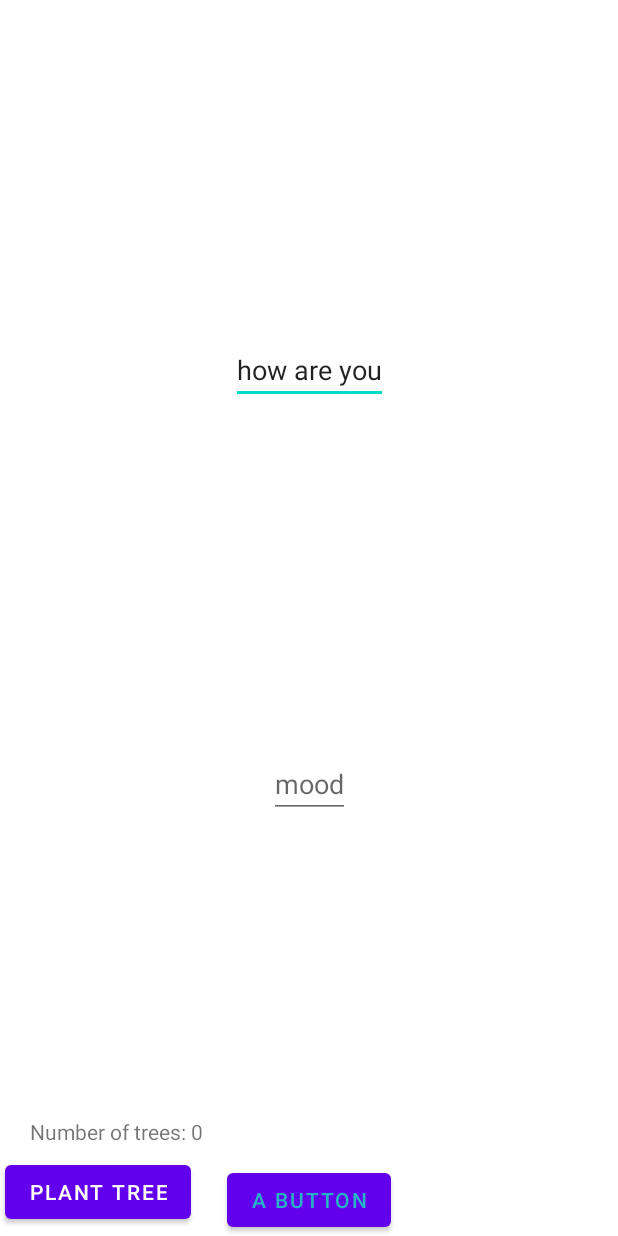
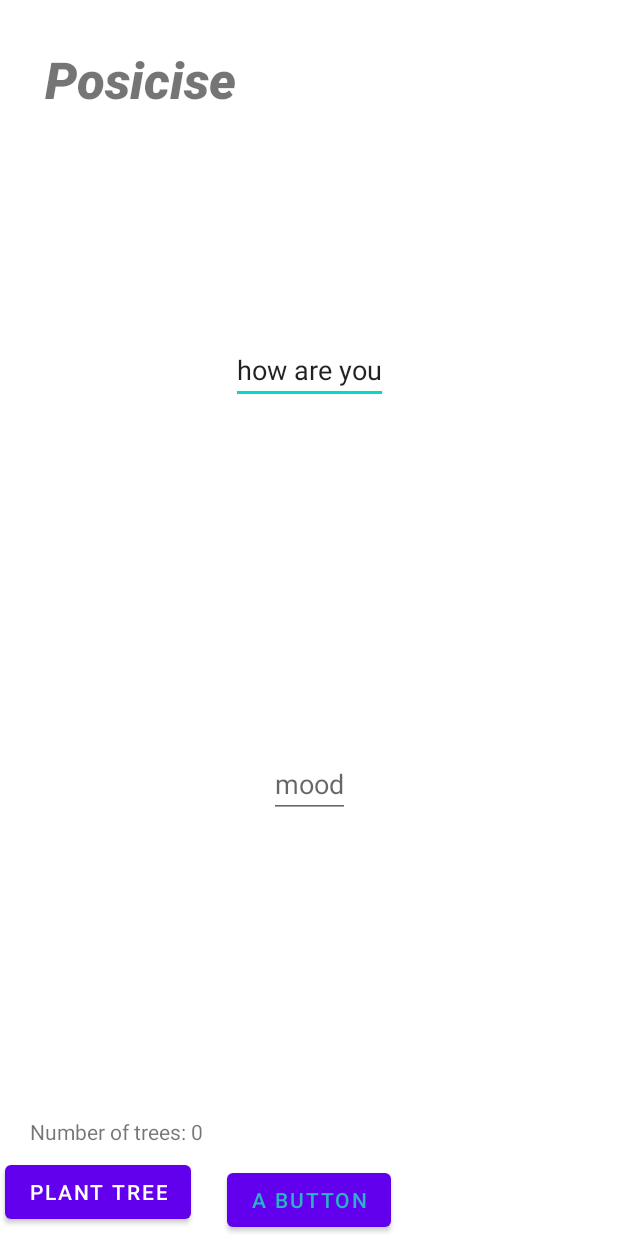
Before and after one commit to nohyp3/HTV-Android-App, an Android app: the screen it shows after launch (MainActivity), on a phone screen of 412 x 824 dp. Run offline under Robolectric (Android 15) with nearby library versions, the phone set to English and light mode, and no system bars.

Commit message:
added name to top

```diff
--- a/app/src/main/java/com/example/myapplication/MainActivity.java
+++ b/app/src/main/java/com/example/myapplication/MainActivity.java
@@ -1,7 +1,7 @@
 package com.example.myapplication;
 
 import androidx.appcompat.app.AppCompatActivity;
-
+import android.content.SharedPreferences;
 import android.os.Bundle;
 import android.text.Editable;
 import android.view.View;
--- a/app/src/main/res/layout/activity_main.xml
+++ b/app/src/main/res/layout/activity_main.xml
@@ -59,5 +59,25 @@
         app:layout_constraintBottom_toBottomOf="parent"
         app:layout_constraintStart_toStartOf="parent" />
 
+    <ListView
+        android:layout_width="409dp"
+        android:layout_height="196dp"
+        tools:layout_editor_absoluteX="1dp"
+        tools:layout_editor_absoluteY="244dp" >
+    </ListView>
+
+    <TextView
+        android:id="@+id/appName"
+        android:layout_width="wrap_content"
+        android:layout_height="wrap_content"
+        android:layout_marginStart="30dp"
+        android:layout_marginTop="30dp"
+        android:fontFamily="sans-serif-black"
+        android:text="Posicise"
+        android:textSize="34sp"
+        android:textStyle="bold|italic"
+        app:layout_constraintStart_toStartOf="parent"
+        app:layout_constraintTop_toTopOf="parent" />
+
 
 </androidx.constraintlayout.widget.ConstraintLayout>
```
